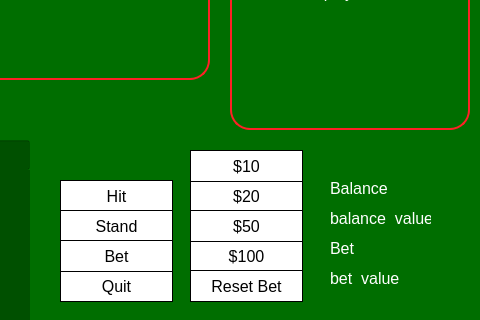
Old version of the form blackjack-client/ui/game.ui in the repository lehoangtran289/Blackjack; both pictures show x 320 to 800 and y 280 to 600 of the 800 by 600 pixel window.
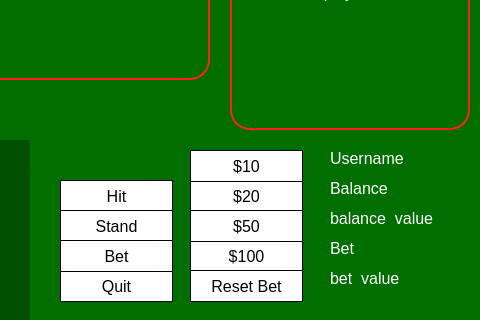
New version of the form. Icons and pictures are not drawn.

Commit message: add username label

Patch:
```diff
--- a/blackjack-client/ui/game.ui
+++ b/blackjack-client/ui/game.ui
@@ -450,7 +450,7 @@
     <rect>
      <x>650</x>
      <y>460</y>
-     <width>101</width>
+     <width>140</width>
      <height>16</height>
     </rect>
    </property>
@@ -472,7 +472,7 @@
     <rect>
      <x>650</x>
      <y>490</y>
-     <width>101</width>
+     <width>140</width>
      <height>16</height>
     </rect>
    </property>
@@ -494,7 +494,7 @@
     <rect>
      <x>650</x>
      <y>520</y>
-     <width>101</width>
+     <width>140</width>
      <height>16</height>
     </rect>
    </property>
@@ -516,7 +516,7 @@
     <rect>
      <x>650</x>
      <y>550</y>
-     <width>101</width>
+     <width>140</width>
      <height>16</height>
     </rect>
    </property>
@@ -1217,6 +1217,28 @@
    </property>
    <layout class="QVBoxLayout" name="card27"/>
   </widget>
+  <widget class="QLabel" name="username_label">
+   <property name="geometry">
+    <rect>
+     <x>650</x>
+     <y>430</y>
+     <width>140</width>
+     <height>16</height>
+    </rect>
+   </property>
+   <property name="font">
+    <font>
+     <family>Arial</family>
+     <pointsize>12</pointsize>
+    </font>
+   </property>
+   <property name="styleSheet">
+    <string notr="true">color: rgb(255, 255, 255);</string>
+   </property>
+   <property name="text">
+    <string>Username</string>
+   </property>
+  </widget>
   <zorder>label_2</zorder>
   <zorder>chat_history</zorder>
   <zorder>chat_entry</zorder>
@@ -1284,6 +1306,7 @@
   <zorder>verticalLayoutWidget_16</zorder>
   <zorder>verticalLayoutWidget_41</zorder>
   <zorder>verticalLayoutWidget_42</zorder>
+  <zorder>username_label</zorder>
  </widget>
  <resources/>
  <connections/>
```
The commit also changes 1 other file.
